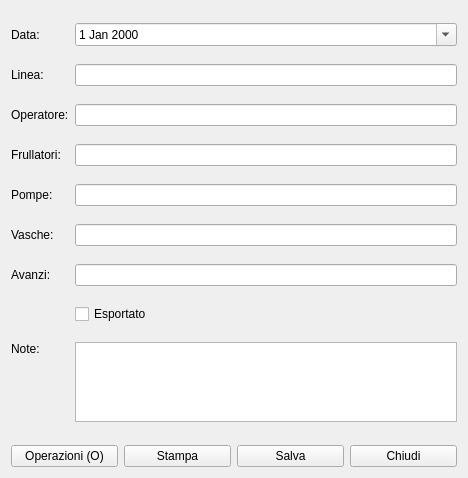
Before: the Qt Designer form hfrullatori.ui in fblabs/hamlet-mod-sancon, drawn with Qt 5.
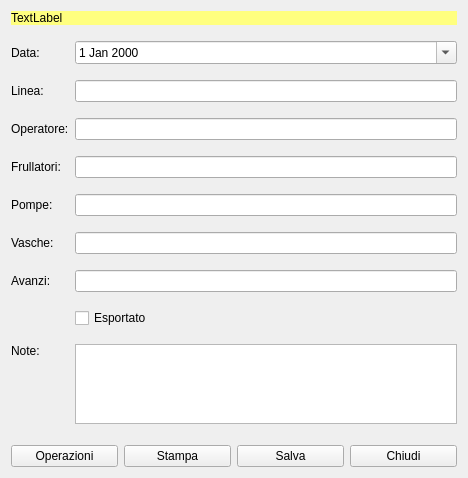
After: the same form once the commit is applied. Icons and pictures are not drawn.

```diff
--- a/hfrullatori.ui
+++ b/hfrullatori.ui
@@ -21,6 +21,16 @@
     <normaloff>:/Resources/App-ark-2-icon.png</normaloff>:/Resources/App-ark-2-icon.png</iconset>
   </property>
   <layout class="QVBoxLayout" name="verticalLayout">
+   <item>
+    <widget class="QLabel" name="lbTitle">
+     <property name="styleSheet">
+      <string notr="true">background-color: rgb(255, 255, 127);</string>
+     </property>
+     <property name="text">
+      <string>TextLabel</string>
+     </property>
+    </widget>
+   </item>
    <item>
     <layout class="QFormLayout" name="formLayout">
      <item row="0" column="0">
@@ -138,7 +148,7 @@
      <item>
       <widget class="QPushButton" name="pbInit">
        <property name="text">
-        <string>Operazioni (O)</string>
+        <string>Operazioni</string>
        </property>
        <property name="icon">
         <iconset resource="icons.qrc">
```
Left out of the diff: 3 changed lines with no effect on the pictures.
